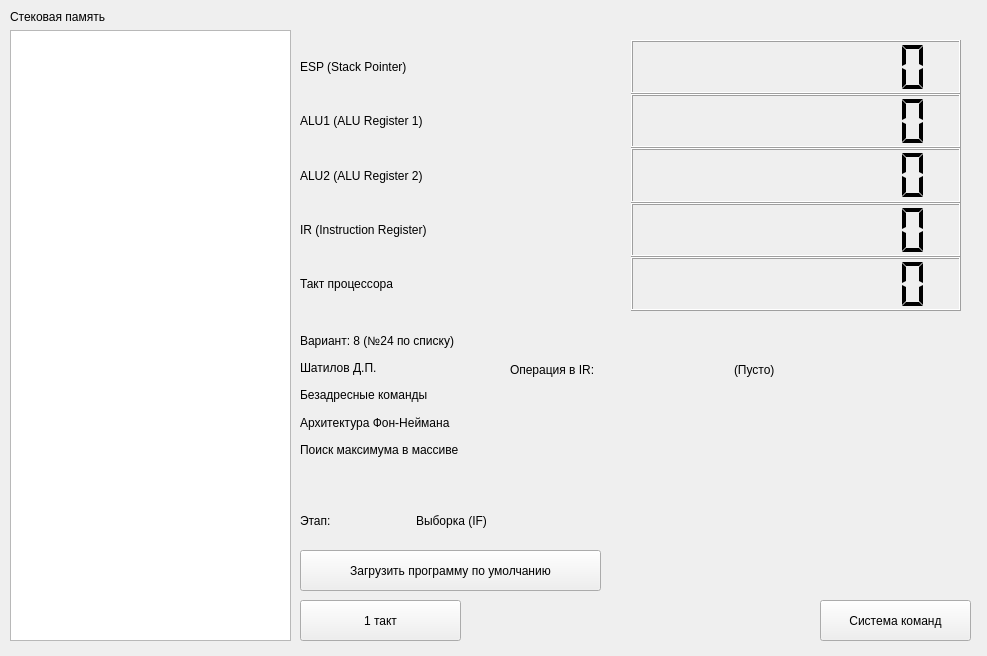
Above: mainwindow.ui from danshat/cpu_emu before the change. Below: the same form after it.
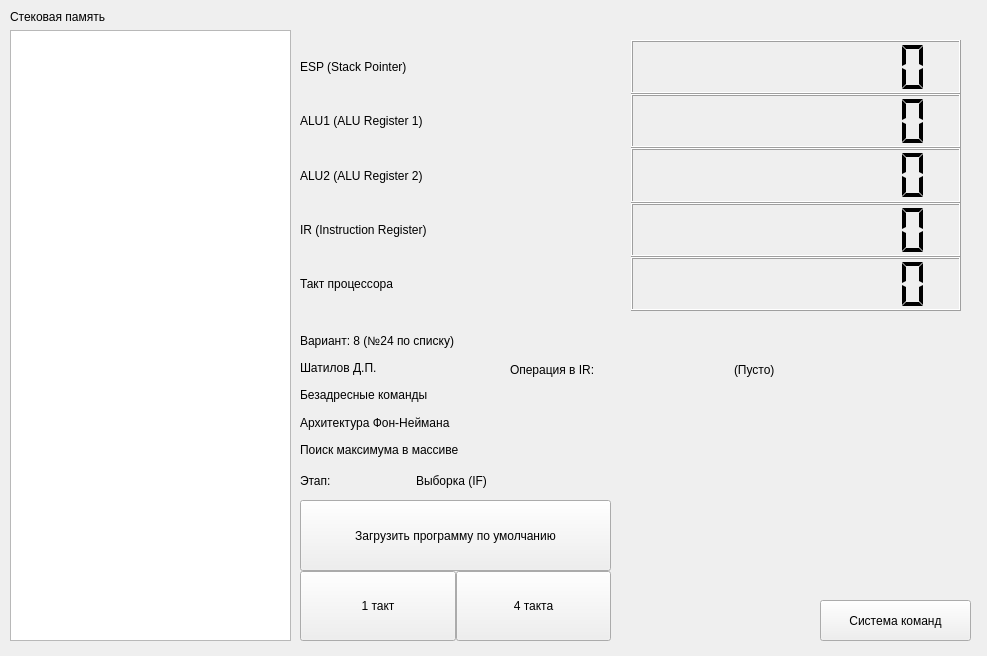
That is the form after the change.

```diff
--- a/mainwindow.ui
+++ b/mainwindow.ui
@@ -40,32 +40,6 @@
      </item>
     </layout>
    </widget>
-   <widget class="QPushButton" name="pushButton">
-    <property name="geometry">
-     <rect>
-      <x>300</x>
-      <y>550</y>
-      <width>301</width>
-      <height>41</height>
-     </rect>
-    </property>
-    <property name="text">
-     <string>Загрузить программу по умолчанию</string>
-    </property>
-   </widget>
-   <widget class="QPushButton" name="pushButton_2">
-    <property name="geometry">
-     <rect>
-      <x>300</x>
-      <y>600</y>
-      <width>161</width>
-      <height>41</height>
-     </rect>
-    </property>
-    <property name="text">
-     <string>1 такт</string>
-    </property>
-   </widget>
    <widget class="QWidget" name="verticalLayoutWidget_2">
     <property name="geometry">
      <rect>
@@ -412,7 +386,7 @@
     <property name="geometry">
      <rect>
       <x>300</x>
-      <y>500</y>
+      <y>460</y>
       <width>226</width>
       <height>41</height>
      </rect>
@@ -511,6 +485,74 @@
      </item>
     </layout>
    </widget>
+   <widget class="QWidget" name="verticalLayoutWidget_5">
+    <property name="geometry">
+     <rect>
+      <x>300</x>
+      <y>500</y>
+      <width>311</width>
+      <height>141</height>
+     </rect>
+    </property>
+    <layout class="QVBoxLayout" name="verticalLayout_5">
+     <property name="spacing">
+      <number>0</number>
+     </property>
+     <item>
+      <layout class="QHBoxLayout" name="horizontalLayout_8">
+       <property name="sizeConstraint">
+        <enum>QLayout::SetDefaultConstraint</enum>
+       </property>
+       <item>
+        <widget class="QPushButton" name="pushButton">
+         <property name="sizePolicy">
+          <sizepolicy hsizetype="Minimum" vsizetype="Minimum">
+           <horstretch>0</horstretch>
+           <verstretch>0</verstretch>
+          </sizepolicy>
+         </property>
+         <property name="text">
+          <string>Загрузить программу по умолчанию</string>
+         </property>
+        </widget>
+       </item>
+      </layout>
+     </item>
+     <item>
+      <layout class="QHBoxLayout" name="horizontalLayout_9">
+       <property name="spacing">
+        <number>0</number>
+       </property>
+       <item>
+        <widget class="QPushButton" name="pushButton_2">
+         <property name="sizePolicy">
+          <sizepolicy hsizetype="Minimum" vsizetype="Minimum">
+           <horstretch>0</horstretch>
+           <verstretch>0</verstretch>
+          </sizepolicy>
+         </property>
+         <property name="text">
+          <string>1 такт</string>
+         </property>
+        </widget>
+       </item>
+       <item>
+        <widget class="QPushButton" name="pushButton_4">
+         <property name="sizePolicy">
+          <sizepolicy hsizetype="Minimum" vsizetype="Minimum">
+           <horstretch>0</horstretch>
+           <verstretch>0</verstretch>
+          </sizepolicy>
+         </property>
+         <property name="text">
+          <string>4 такта</string>
+         </property>
+        </widget>
+       </item>
+      </layout>
+     </item>
+    </layout>
+   </widget>
   </widget>
  </widget>
  <resources/>
```
